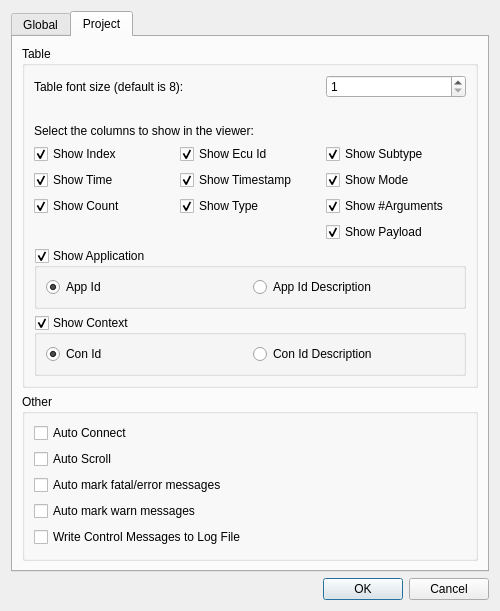
Above: src/settingsdialog.ui from COVESA/dlt-viewer before the change. Below: the same form after it.
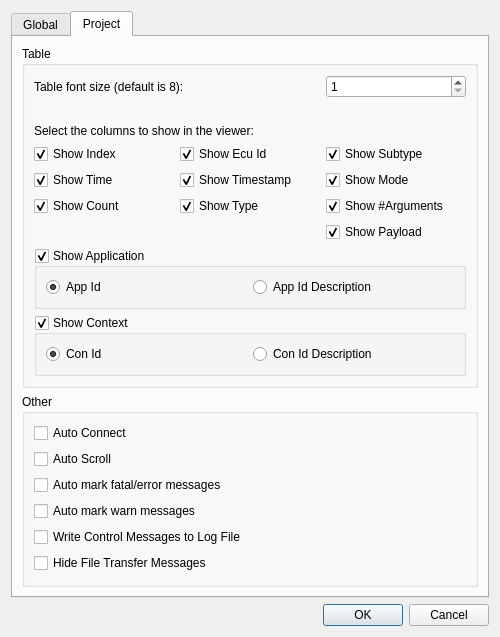
That is the form after the change. Icons and pictures are not drawn.

Commit message: [GSW-142] Added a checkbox to hide the file transfer messages.

Diff of the .ui file:
```diff
--- a/src/settingsdialog.ui
+++ b/src/settingsdialog.ui
@@ -7,7 +7,7 @@
     <x>0</x>
     <y>0</y>
     <width>500</width>
-    <height>574</height>
+    <height>630</height>
    </rect>
   </property>
   <property name="windowTitle">
@@ -406,6 +406,13 @@
             </property>
            </widget>
           </item>
+          <item row="5" column="0">
+           <widget class="QCheckBox" name="checkBoxHideFiletransfer">
+            <property name="text">
+             <string>Hide File Transfer Messages</string>
+            </property>
+           </widget>
+          </item>
          </layout>
         </widget>
        </item>
```
The commit also changes 5 other files.
